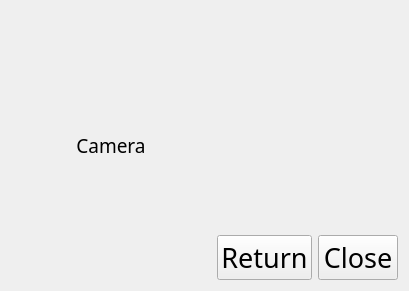
The window that GUI/information.ui (phuongthunee/Face-Recognition-in-Real-time) describes before a commit, drawn with Qt 5.
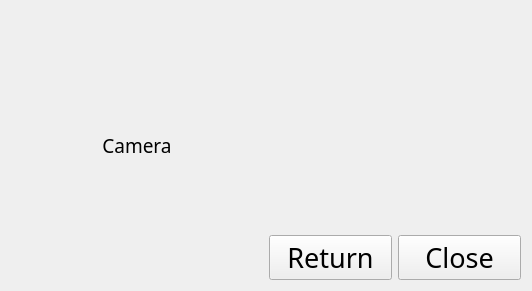
The same window after the commit.

The edit to the form file:
```diff
--- a/GUI/information.ui
+++ b/GUI/information.ui
@@ -12,7 +12,7 @@
    <rect>
     <x>0</x>
     <y>0</y>
-    <width>394</width>
+    <width>532</width>
     <height>291</height>
    </rect>
   </property>
@@ -27,18 +27,6 @@
        <property name="enabled">
         <bool>true</bool>
        </property>
-       <property name="sizePolicy">
-        <sizepolicy hsizetype="Maximum" vsizetype="Maximum">
-         <horstretch>0</horstretch>
-         <verstretch>0</verstretch>
-        </sizepolicy>
-       </property>
-       <property name="minimumSize">
-        <size>
-         <width>200</width>
-         <height>200</height>
-        </size>
-       </property>
        <property name="font">
         <font>
          <family>STXinwei</family>
```
